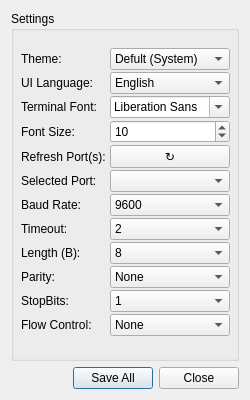
First picture: the form in ui/settings.ui, repository mcagriaksoy/Serial-Communication-GUI-Program, before the edit.
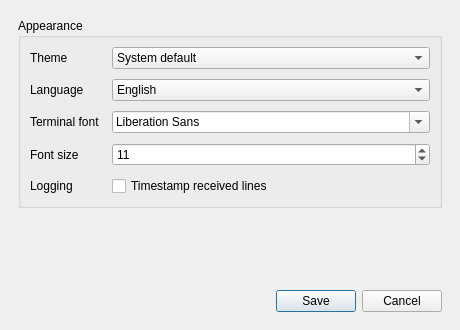
Second picture: the form after the edit. Icons and pictures are not drawn.

Diff of the .ui file:
```diff
--- a/ui/settings.ui
+++ b/ui/settings.ui
@@ -6,84 +6,59 @@
    <rect>
     <x>0</x>
     <y>0</y>
-    <width>250</width>
-    <height>400</height>
+    <width>460</width>
+    <height>330</height>
    </rect>
   </property>
   <property name="minimumSize">
    <size>
-    <width>250</width>
-    <height>400</height>
-   </size>
-  </property>
-  <property name="maximumSize">
-   <size>
-    <width>250</width>
-    <height>400</height>
+    <width>460</width>
+    <height>300</height>
    </size>
   </property>
   <property name="windowTitle">
    <string>Dialog</string>
   </property>
-  <property name="windowIcon">
-   <iconset theme="applications-development"/>
-  </property>
-  <layout class="QGridLayout" name="gridLayout">
-   <item row="2" column="0">
-    <widget class="QDialogButtonBox" name="buttonBox">
-     <property name="orientation">
-      <enum>Qt::Orientation::Horizontal</enum>
-     </property>
-     <property name="standardButtons">
-      <set>QDialogButtonBox::StandardButton::Close|QDialogButtonBox::StandardButton::SaveAll</set>
-     </property>
-    </widget>
-   </item>
-   <item row="1" column="0">
-    <widget class="QGroupBox" name="groupBox">
+  <layout class="QVBoxLayout" name="rootLayout">
+   <property name="leftMargin">
+    <number>18</number>
+   </property>
+   <property name="topMargin">
+    <number>18</number>
+   </property>
+   <property name="rightMargin">
+    <number>18</number>
+   </property>
+   <property name="bottomMargin">
+    <number>18</number>
+   </property>
+   <property name="spacing">
+    <number>14</number>
+   </property>
+   <item>
+    <widget class="QGroupBox" name="appearanceGroup">
      <property name="title">
-      <string>Settings</string>
+      <string>Appearance</string>
      </property>
-     <widget class="QWidget" name="layoutWidget">
-      <property name="geometry">
-       <rect>
-        <x>10</x>
-        <y>20</y>
-        <width>221</width>
-        <height>321</height>
-       </rect>
-      </property>
-      <layout class="QFormLayout" name="formLayout_config">
-       <property name="labelAlignment">
-        <set>Qt::AlignmentFlag::AlignLeading|Qt::AlignmentFlag::AlignLeft|Qt::AlignmentFlag::AlignVCenter</set>
-       </property>
-       <property name="formAlignment">
-        <set>Qt::AlignmentFlag::AlignJustify|Qt::AlignmentFlag::AlignVCenter</set>
-       </property>
+     <layout class="QFormLayout" name="formLayout">
        <property name="horizontalSpacing">
-        <number>4</number>
+       <number>12</number>
        </property>
        <property name="verticalSpacing">
-        <number>2</number>
+       <number>10</number>
        </property>
        <item row="0" column="0">
-        <widget class="QLabel" name="label_3">
+       <widget class="QLabel" name="themeLabel">
          <property name="text">
-          <string>Theme:</string>
+         <string>Theme</string>
          </property>
         </widget>
        </item>
        <item row="0" column="1">
-        <widget class="QComboBox" name="comboBox">
-         <property name="maximumSize">
-          <size>
-           <width>120</width>
-           <height>16777215</height>
-          </size>
-         </property>
+       <widget class="QComboBox" name="themeComboBox">
          <item>
           <property name="text">
-           <string>Defult (System)</string>
+          <string>System default</string>
           </property>
          </item>
          <item>
@@ -99,20 +74,14 @@
         </widget>
        </item>
        <item row="1" column="0">
-        <widget class="QLabel" name="label">
+       <widget class="QLabel" name="languageLabel">
          <property name="text">
-          <string>UI Language:</string>
+         <string>Language</string>
          </property>
         </widget>
        </item>
        <item row="1" column="1">
-        <widget class="QComboBox" name="comboBox_2">
-         <property name="maximumSize">
-          <size>
-           <width>120</width>
-           <height>16777215</height>
-          </size>
-         </property>
+       <widget class="QComboBox" name="languageComboBox">
          <item>
           <property name="text">
            <string>English</string>
@@ -126,359 +95,76 @@
         </widget>
        </item>
        <item row="2" column="0">
-        <widget class="QLabel" name="label_2">
+       <widget class="QLabel" name="fontLabel">
          <property name="text">
-          <string>Terminal Font:</string>
+         <string>Terminal font</string>
          </property>
         </widget>
        </item>
        <item row="2" column="1">
-        <widget class="QFontComboBox" name="fontComboBox">
-         <property name="maximumSize">
-          <size>
-           <width>120</width>
-           <height>16777215</height>
-          </size>
-         </property>
-        </widget>
+       <widget class="QFontComboBox" name="fontComboBox"/>
        </item>
        <item row="3" column="0">
-        <widget class="QLabel" name="label_fontSize">
+       <widget class="QLabel" name="fontSizeLabel">
          <property name="text">
-          <string>Font Size:</string>
+         <string>Font size</string>
          </property>
         </widget>
        </item>
        <item row="3" column="1">
         <widget class="QSpinBox" name="fontSize_spinBox">
-         <property name="maximumSize">
-          <size>
-           <width>120</width>
-           <height>16777215</height>
-          </size>
-         </property>
          <property name="minimum">
           <number>6</number>
          </property>
          <property name="maximum">
-          <number>36</number>
+         <number>48</number>
          </property>
          <property name="value">
-          <number>10</number>
-         </property>
-        </widget>
-       </item>
-       <item row="4" column="1">
-        <widget class="QPushButton" name="refresh_button">
-         <property name="maximumSize">
-          <size>
-           <width>120</width>
-           <height>16777215</height>
-          </size>
-         </property>
-         <property name="text">
-          <string>↻</string>
+         <number>11</number>
          </property>
         </widget>
        </item>
        <item row="4" column="0">
-        <widget class="QLabel" name="label_46">
+       <widget class="QLabel" name="timestampsLabel">
          <property name="text">
-          <string>Refresh Port(s):</string>
+         <string>Logging</string>
          </property>
         </widget>
        </item>
-       <item row="5" column="0">
-        <widget class="QLabel" name="label_22">
+      <item row="4" column="1">
+       <widget class="QCheckBox" name="timestampsCheckBox">
          <property name="text">
-          <string>Selected Port:</string>
-         </property>
-        </widget>
-       </item>
-       <item row="5" column="1">
-        <widget class="QComboBox" name="port_comboBox">
-         <property name="maximumSize">
-          <size>
-           <width>120</width>
-           <height>16777215</height>
-          </size>
+         <string>Timestamp received lines</string>
+        </property>
+        <property name="checked">
+         <bool>false</bool>
          </property>
         </widget>
        </item>
-       <item row="6" column="0">
-        <widget class="QLabel" name="label_25">
-         <property name="text">
-          <string>Baud Rate:</string>
-         </property>
-        </widget>
-       </item>
-       <item row="6" column="1">
-        <widget class="QComboBox" name="baudrate_comboBox">
-         <property name="maximumSize">
-          <size>
-           <width>120</width>
-           <height>16777215</height>
-          </size>
-         </property>
-         <item>
-          <property name="text">
-           <string>9600</string>
-          </property>
-         </item>
-         <item>
-          <property name="text">
-           <string>57600</string>
-          </property>
-         </item>
-         <item>
-          <property name="text">
-           <string>115200</string>
-          </property>
-         </item>
-         <item>
-          <property name="text">
-           <string>110</string>
-          </property>
-         </item>
-         <item>
-          <property name="text">
-           <string>300</string>
-          </property>
-         </item>
-         <item>
-          <property name="text">
-           <string>1200</string>
-          </property>
-         </item>
-         <item>
-          <property name="text">
-           <string>2400</string>
-          </property>
-         </item>
-         <item>
-          <property name="text">
-           <string>4800</string>
-          </property>
-         </item>
-         <item>
-          <property name="text">
-           <string>19200</string>
-          </property>
-         </item>
-         <item>
-          <property name="text">
-           <string>38400</string>
-          </property>
-         </item>
-        </widget>
-       </item>
-       <item row="8" column="1">
-        <widget class="QComboBox" name="len_comboBox">
-         <property name="maximumSize">
-          <size>
-           <width>120</width>
-           <height>16777215</height>
-          </size>
-         </property>
-         <item>
-          <property name="text">
-           <string>8</string>
-          </property>
-         </item>
-         <item>
-          <property name="text">
-           <string>7</string>
-          </property>
-         </item>
-         <item>
-          <property name="text">
-           <string>6</string>
-          </property>
-         </item>
-         <item>
-          <property name="text">
-           <string>5</string>
-          </property>
-         </item>
-        </widget>
-       </item>
-       <item row="7" column="1">
-        <widget class="QComboBox" name="timeout_comboBox">
-         <property name="maximumSize">
-          <size>
-           <width>120</width>
-           <height>16777215</height>
-          </size>
-         </property>
-         <item>
-          <property name="text">
-           <string>2</string>
-          </property>
-         </item>
-         <item>
-          <property name="text">
-           <string>3</string>
-          </property>
-         </item>
-         <item>
-          <property name="text">
-           <string>4</string>
-          </property>
-         </item>
-         <item>
-          <property name="text">
-           <string>5</string>
-          </property>
-         </item>
-         <item>
-          <property name="text">
-           <string>10</string>
-          </property>
-         </item>
-         <item>
-          <property name="text">
-           <string>30</string>
-          </property>
-         </item>
-         <item>
-          <property name="text">
-           <string>50</string>
-          </property>
-         </item>
-         <item>
-          <property name="text">
-           <string>100</string>
-          </property>
-         </item>
-        </widget>
-       </item>
-       <item row="7" column="0">
-        <widget class="QLabel" name="label_27">
-         <property name="text">
-          <string>Timeout:</string>
-         </property>
-        </widget>
-       </item>
-       <item row="8" column="0">
-        <widget class="QLabel" name="label_26">
-         <property name="text">
-          <string>Length (B):</string>
-         </property>
-        </widget>
-       </item>
-       <item row="9" column="0">
-        <widget class="QLabel" name="label_28">
-         <property name="text">
-          <string>Parity:</string>
-         </property>
-        </widget>
-       </item>
-       <item row="10" column="0">
-        <widget class="QLabel" name="label_29">
-         <property name="text">
-          <string>StopBits:</string>
-         </property>
-        </widget>
-       </item>
-       <item row="9" column="1">
-        <widget class="QComboBox" name="parity_comboBox">
-         <property name="maximumSize">
-          <size>
-           <width>120</width>
-           <height>16777215</height>
-          </size>
-         </property>
-         <item>
-          <property name="text">
-           <string>None</string>
-          </property>
-         </item>
-         <item>
-          <property name="text">
-           <string>Even</string>
-          </property>
-         </item>
-         <item>
-          <property name="text">
-           <string>Odd</string>
-          </property>
-         </item>
-         <item>
-          <property name="text">
-           <string>Mark</string>
-          </property>
-         </item>
-         <item>
-          <property name="text">
-           <string>Space</string>
-          </property>
-         </item>
-        </widget>
-       </item>
-       <item row="10" column="1">
-        <widget class="QComboBox" name="bit_comboBox">
-         <property name="maximumSize">
-          <size>
-           <width>120</width>
-           <height>16777215</height>
-          </size>
-         </property>
-         <item>
-          <property name="text">
-           <string>1</string>
-          </property>
-         </item>
-         <item>
-          <property name="text">
-           <string>1.5</string>
-          </property>
-         </item>
-         <item>
-          <property name="text">
-           <string>2</string>
-          </property>
-         </item>
-        </widget>
-       </item>
-       <item row="11" column="0">
-        <widget class="QLabel" name="label_30">
-         <property name="text">
-          <string>Flow Control:</string>
-         </property>
-        </widget>
-       </item>
-       <item row="11" column="1">
-        <widget class="QComboBox" name="flow_comboBox">
-         <property name="maximumSize">
-          <size>
-           <width>120</width>
-           <height>16777215</height>
-          </size>
-         </property>
-         <item>
-          <property name="text">
-           <string>None</string>
-          </property>
-         </item>
-         <item>
-          <property name="text">
-           <string>Xon/Xoff</string>
-          </property>
-         </item>
-         <item>
-          <property name="text">
-           <string>RTS/CTS</string>
-          </property>
-         </item>
-         <item>
-          <property name="text">
-           <string>DSR/DTR</string>
-          </property>
-         </item>
-        </widget>
-       </item>
-      </layout>
-     </widget>
+     </layout>
+    </widget>
+   </item>
+   <item>
+    <spacer name="verticalSpacer">
+     <property name="orientation">
+      <enum>Qt::Orientation::Vertical</enum>
+     </property>
+     <property name="sizeHint" stdset="0">
+      <size>
+       <width>20</width>
+       <height>10</height>
+      </size>
+     </property>
+    </spacer>
+   </item>
+   <item>
+    <widget class="QDialogButtonBox" name="buttonBox">
+     <property name="orientation">
+      <enum>Qt::Orientation::Horizontal</enum>
+     </property>
+     <property name="standardButtons">
+      <set>QDialogButtonBox::StandardButton::Cancel|QDialogButtonBox::StandardButton::Save</set>
+     </property>
     </widget>
    </item>
   </layout>
```
Left out of the diff: 22 changed lines with no effect on the pictures. Lines whose indentation alone changed are shown as unchanged.
